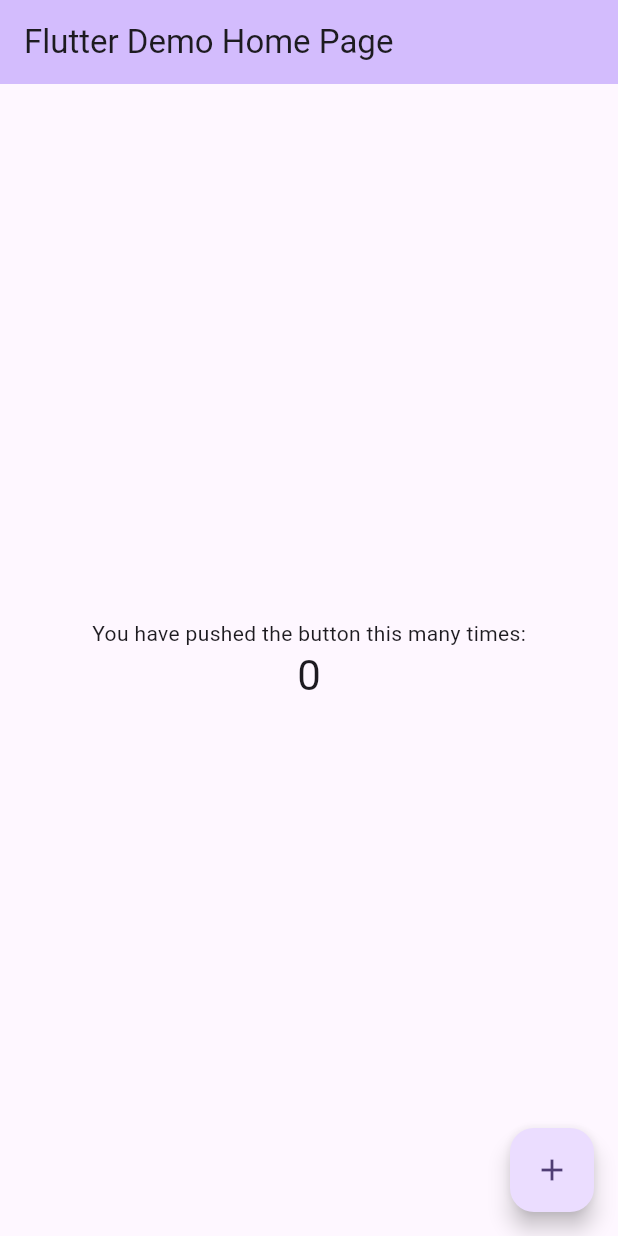
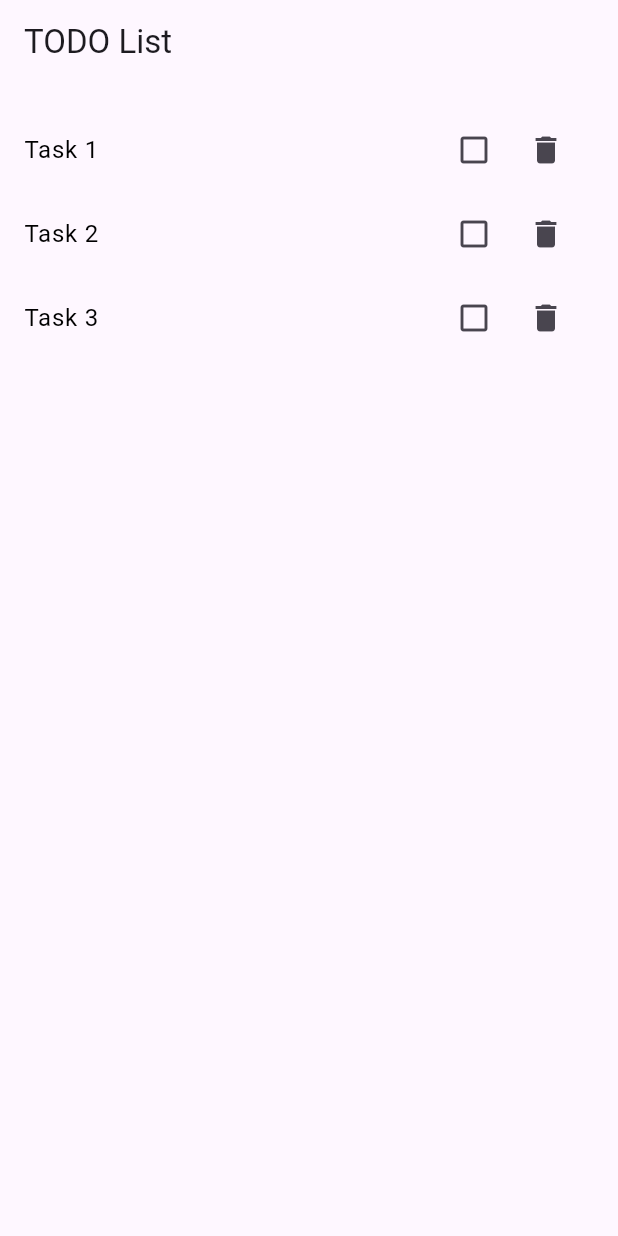
Before and after one commit to AlexandrCher/todo_list, a Flutter app: the screen it shows after launch, on a phone screen of 412 x 824 dp. Run offline on Flutter 3.47's test engine with Material 3 defaults, Android fonts, the phone set to English and light mode, and no system bars.

Commit message:
Added a model, a screen with tasks and 3 defaults

```diff
--- a/lib/main.dart
+++ b/lib/main.dart
@@ -1,125 +1,6 @@
 import 'package:flutter/material.dart';
+import 'package:todo_list/todo_list.dart';
 
 void main() {
-  runApp(const MyApp());
+  runApp(TodoListApp());
 }
-
-class MyApp extends StatelessWidget {
-  const MyApp({super.key});
-
-  // This widget is the root of your application.
-  @override
-  Widget build(BuildContext context) {
-    return MaterialApp(
-      title: 'Flutter Demo',
-      theme: ThemeData(
-        // This is the theme of your application.
-        //
-        // TRY THIS: Try running your application with "flutter run". You'll see
-        // the application has a purple toolbar. Then, without quitting the app,
-        // try changing the seedColor in the colorScheme below to Colors.green
-        // and then invoke "hot reload" (save your changes or press the "hot
-        // reload" button in a Flutter-supported IDE, or press "r" if you used
-        // the command line to start the app).
-        //
-        // Notice that the counter didn't reset back to zero; the application
-        // state is not lost during the reload. To reset the state, use hot
-        // restart instead.
-        //
-        // This works for code too, not just values: Most code changes can be
-        // tested with just a hot reload.
-        colorScheme: ColorScheme.fromSeed(seedColor: Colors.deepPurple),
-        useMaterial3: true,
-      ),
-      home: const MyHomePage(title: 'Flutter Demo Home Page'),
-    );
-  }
-}
-
-class MyHomePage extends StatefulWidget {
-  const MyHomePage({super.key, required this.title});
-
-  // This widget is the home page of your application. It is stateful, meaning
-  // that it has a State object (defined below) that contains fields that affect
-  // how it looks.
-
-  // This class is the configuration for the state. It holds the values (in this
-  // case the title) provided by the parent (in this case the App widget) and
-  // used by the build method of the State. Fields in a Widget subclass are
-  // always marked "final".
-
-  final String title;
-
-  @override
-  State<MyHomePage> createState() => _MyHomePageState();
-}
-
-class _MyHomePageState extends State<MyHomePage> {
-  int _counter = 0;
-
-  void _incrementCounter() {
-    setState(() {
-      // This call to setState tells the Flutter framework that something has
-      // changed in this State, which causes it to rerun the build method below
-      // so that the display can reflect the updated values. If we changed
-      // _counter without calling setState(), then the build method would not be
-      // called again, and so nothing would appear to happen.
-      _counter++;
-    });
-  }
-
-  @override
-  Widget build(BuildContext context) {
-    // This method is rerun every time setState is called, for instance as done
-    // by the _incrementCounter method above.
-    //
-    // The Flutter framework has been optimized to make rerunning build methods
-    // fast, so that you can just rebuild anything that needs updating rather
-    // than having to individually change instances of widgets.
-    return Scaffold(
-      appBar: AppBar(
-        // TRY THIS: Try changing the color here to a specific color (to
-        // Colors.amber, perhaps?) and trigger a hot reload to see the AppBar
-        // change color while the other colors stay the same.
-        backgroundColor: Theme.of(context).colorScheme.inversePrimary,
-        // Here we take the value from the MyHomePage object that was created by
-        // the App.build method, and use it to set our appbar title.
-        title: Text(widget.title),
-      ),
-      body: Center(
-        // Center is a layout widget. It takes a single child and positions it
-        // in the middle of the parent.
-        child: Column(
-          // Column is also a layout widget. It takes a list of children and
-          // arranges them vertically. By default, it sizes itself to fit its
-          // children horizontally, and tries to be as tall as its parent.
-          //
-          // Column has various properties to control how it sizes itself and
-          // how it positions its children. Here we use mainAxisAlignment to
-          // center the children vertically; the main axis here is the vertical
-          // axis because Columns are vertical (the cross axis would be
-          // horizontal).
-          //
-          // TRY THIS: Invoke "debug painting" (choose the "Toggle Debug Paint"
-          // action in the IDE, or press "p" in the console), to see the
-          // wireframe for each widget.
-          mainAxisAlignment: MainAxisAlignment.center,
-          children: <Widget>[
-            const Text(
-              'You have pushed the button this many times:',
-            ),
-            Text(
-              '$_counter',
-              style: Theme.of(context).textTheme.headlineMedium,
-            ),
-          ],
-        ),
-      ),
-      floatingActionButton: FloatingActionButton(
-        onPressed: _incrementCounter,
-        tooltip: 'Increment',
-        child: const Icon(Icons.add),
-      ), // This trailing comma makes auto-formatting nicer for build methods.
-    );
-  }
-}
--- /dev/null
+++ b/lib/model/task.dart
@@ -0,0 +1,6 @@
+class Task {
+  String title;
+  bool isCompleted;
+
+  Task({required this.title, this.isCompleted = false});
+}
--- /dev/null
+++ b/lib/screens/todo_list_screen.dart
@@ -0,0 +1,84 @@
+import 'package:flutter/material.dart';
+import 'package:todo_list/model/task.dart';
+
+
+class TodoListScreen extends StatefulWidget {
+  @override
+  _TodoListScreenState createState() => _TodoListScreenState();
+}
+
+class _TodoListScreenState extends State<TodoListScreen> {
+  final List<Task> _tasks = [
+    Task(title: 'Task 1'),
+    Task(title: 'Task 2'),
+    Task(title: 'Task 3'),
+  ];
+  final TextEditingController _controller = TextEditingController();
+
+  void _toggleTaskCompletion(int index) {
+    setState(() {
+      _tasks[index].isCompleted = !_tasks[index].isCompleted;
+    });
+  }
+
+  void _removeTask(int index) {
+    setState(() {
+      _tasks.removeAt(index);
+    });
+  }
+
+  @override
+  Widget build(BuildContext context) {
+    return Scaffold(
+      appBar: AppBar(
+        title: Text('TODO List'),
+      ),
+      body: Column(
+        children: [
+          Padding(
+            padding: const EdgeInsets.all(8.0),
+            child: Row(
+              children: [],
+            ),
+          ),
+          Expanded(
+            child: ListView.builder(
+              itemCount: _tasks.length,
+              itemBuilder: (context, index) {
+                final task = _tasks[index];
+                return ListTile(
+                  title: Text(
+                    task.title,
+                    style: TextStyle(
+                      decoration: task.isCompleted
+                          ? TextDecoration.lineThrough
+                          : TextDecoration.none,
+                      color: task.isCompleted ? Colors.grey : Colors.black,
+                    ),
+                  ),
+                  trailing: Row(
+                    mainAxisSize: MainAxisSize.min,
+                    children: [
+                      IconButton(
+                        icon: Icon(
+                          task.isCompleted
+                              ? Icons.check_box
+                              : Icons.check_box_outline_blank,
+                        ),
+                        onPressed: () => _toggleTaskCompletion(index),
+                      ),
+                      IconButton(
+                        icon: Icon(Icons.delete),
+                        onPressed: () => _removeTask(index),
+                      ),
+                    ],
+                  ),
+                );
+              },
+            ),
+          ),
+        ],
+      ),
+    );
+  }
+}
--- /dev/null
+++ b/lib/todo_list.dart
@@ -0,0 +1,15 @@
+import 'package:flutter/material.dart';
+import 'package:todo_list/screens/todo_list_screen.dart';
+
+class TodoListApp extends StatelessWidget {
+  @override
+  Widget build(BuildContext context) {
+    return MaterialApp(
+      title: 'TODO List',
+      theme: ThemeData(
+        primarySwatch: Colors.blue,
+      ),
+      home: TodoListScreen(),
+    );
+  }
+}
```
